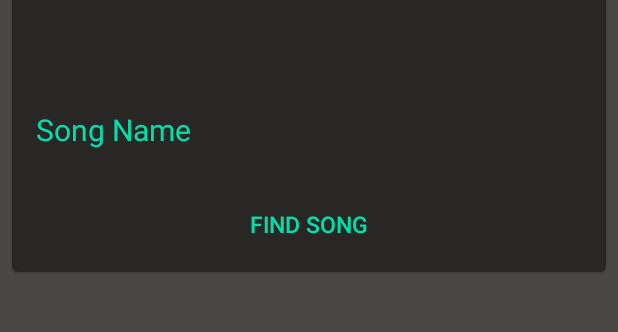
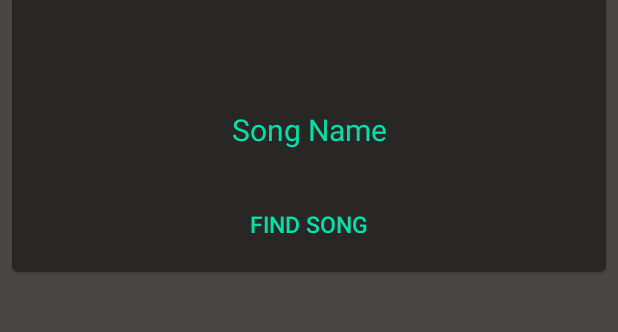
Before and after one commit to TheMattMan04/SongFinderMobile, an Android app: the screen it shows after launch (MainActivity), on a phone screen of 412 x 824 dp, the part 513-845 px from its top. Run offline under Robolectric (Android 15) with nearby library versions, the phone set to English and light mode, and no system bars.

Commit message:
removed unused code

```diff
--- a/SongFinder/app/src/main/res/layout/activity_main.xml
+++ b/SongFinder/app/src/main/res/layout/activity_main.xml
@@ -18,17 +18,6 @@
         app:layout_constraintTop_toTopOf="parent"
         android:backgroundTint="@color/colorAccent">
 
-<!--    <com.google.android.material.card.MaterialCardView-->
-<!--        android:id="@+id/titleCard"-->
-<!--        android:layout_width="match_parent"-->
-<!--        android:layout_height="wrap_content"-->
-<!--        android:layout_margin="8dp"-->
-<!--        app:layout_constraintBottom_toBottomOf="parent"-->
-<!--        app:layout_constraintEnd_toEndOf="parent"-->
-<!--        app:layout_constraintStart_toStartOf="parent"-->
-<!--        app:layout_constraintTop_toTopOf="parent"-->
-<!--        android:backgroundTint="@color/colorAccent">-->
-
         <TextView
             android:id="@+id/text_view_id"
             android:layout_height="wrap_content"
@@ -37,7 +26,6 @@
             android:textColor="@color/colorPrimary"
             android:textSize="30dp"
             android:textAlignment="center"/>
-<!--    </com.google.android.material.card.MaterialCardView>-->
 
     <LinearLayout
         android:id="@+id/linearLayout"
@@ -56,6 +44,7 @@
             android:layout_width="match_parent"
             android:layout_height="wrap_content"
             android:layout_weight="1"
+            android:textAlignment="center"
             android:backgroundTint="@color/colorPrimary"
             android:ems="10"
             android:inputType="textPersonName"
--- a/SongFinder/app/src/main/res/layout/song_lyrics.xml
+++ b/SongFinder/app/src/main/res/layout/song_lyrics.xml
@@ -17,7 +17,7 @@
         android:background="@color/colorPrimaryDark">
 
         <ScrollView
-            android:layout_width="wrap_content"
+            android:layout_width="match_parent"
             android:layout_height="match_parent"
             android:id="@+id/lyricsScrollView"
             android:scrollbarThumbVertical="@color/colorPrimary">
```
Also changed, not shown: SongFinder/app/src/main/res/layout/song_search_result.xml (+0 -9 lines).
